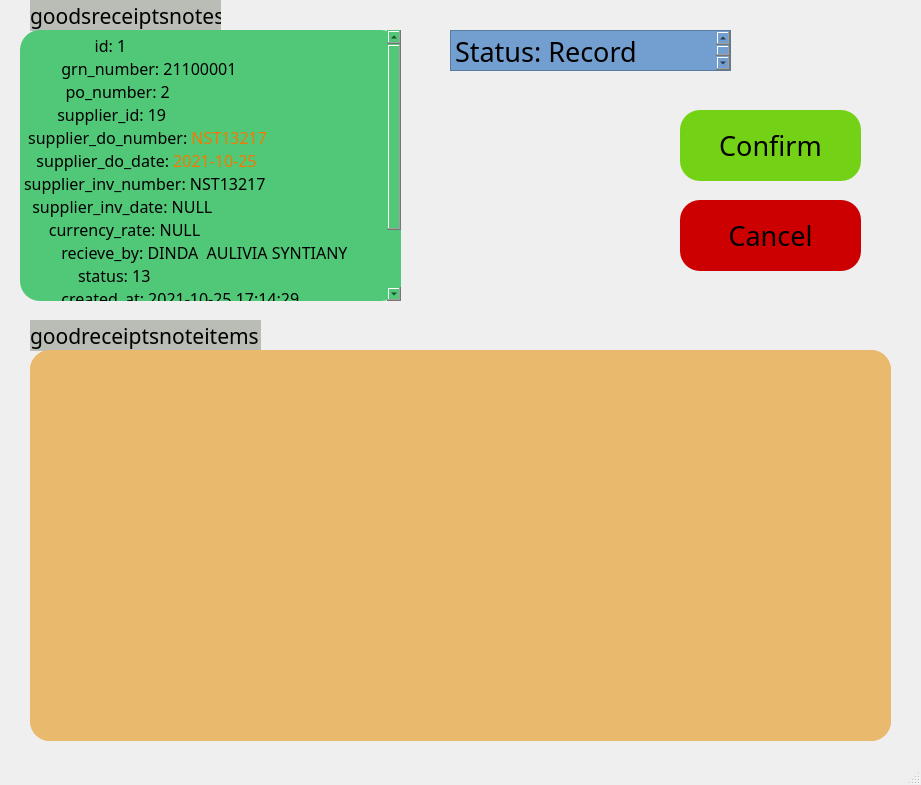
Above: detail3.ui from minglok943/TSH_DO_OCR before the change. Below: the same form after it.
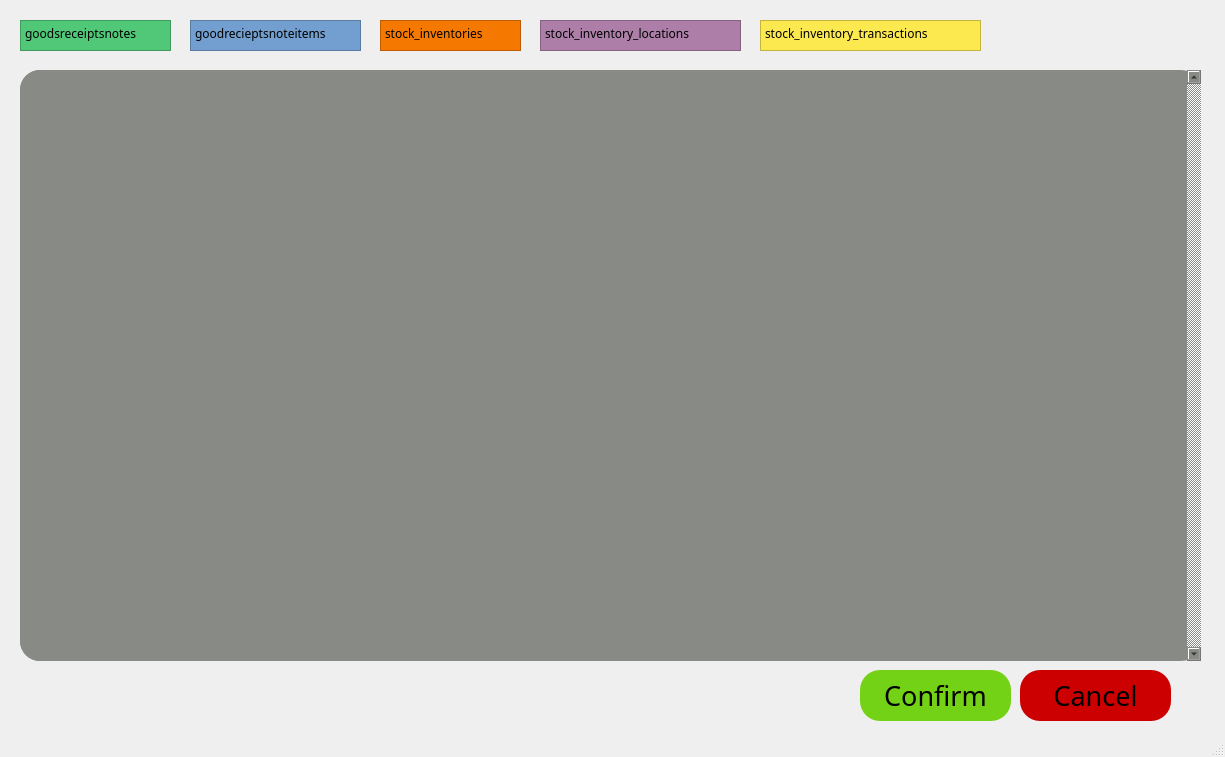
That is the form after the change.

Commit message: added login.ui, insert and update to stock_inventory_transactions, stock_inventories, stock_inventory_locations

Diff of the .ui file:
```diff
--- a/detail3.ui
+++ b/detail3.ui
@@ -6,8 +6,8 @@
    <rect>
     <x>0</x>
     <y>0</y>
-    <width>921</width>
-    <height>785</height>
+    <width>1225</width>
+    <height>757</height>
    </rect>
   </property>
   <property name="font">
@@ -19,62 +19,22 @@
    <string>MainWindow</string>
   </property>
   <widget class="QWidget" name="centralwidget">
-   <widget class="QLabel" name="label">
-    <property name="geometry">
-     <rect>
-      <x>30</x>
-      <y>0</y>
-      <width>191</width>
-      <height>31</height>
-     </rect>
-    </property>
-    <property name="font">
-     <font>
-      <pointsize>16</pointsize>
-     </font>
-    </property>
-    <property name="styleSheet">
-     <string notr="true">border-radius: 20px;
-background-color: rgb(186, 189, 182);</string>
-    </property>
-    <property name="text">
-     <string>goodsreceiptsnotes</string>
-    </property>
-   </widget>
-   <widget class="QLabel" name="label_2">
-    <property name="geometry">
-     <rect>
-      <x>30</x>
-      <y>320</y>
-      <width>231</width>
-      <height>31</height>
-     </rect>
-    </property>
-    <property name="font">
-     <font>
-      <pointsize>16</pointsize>
-     </font>
-    </property>
-    <property name="styleSheet">
-     <string notr="true">background-color: rgb(186, 189, 182);
-border-radius: 20px;</string>
-    </property>
-    <property name="text">
-     <string>goodreceiptsnoteitems</string>
-    </property>
-   </widget>
    <widget class="QScrollArea" name="scrollArea">
     <property name="geometry">
      <rect>
-      <x>30</x>
-      <y>350</y>
-      <width>861</width>
-      <height>391</height>
+      <x>20</x>
+      <y>70</y>
+      <width>1181</width>
+      <height>591</height>
      </rect>
     </property>
     <property name="styleSheet">
      <string notr="true">border-radius: 20px;
-background-color: rgb(233, 185, 110);</string>
+background-color: rgb(136, 138, 133);
+</string>
+    </property>
+    <property name="verticalScrollBarPolicy">
+     <enum>Qt::ScrollBarAlwaysOn</enum>
     </property>
     <property name="widgetResizable">
      <bool>true</bool>
@@ -84,8 +44,8 @@
       <rect>
        <x>0</x>
        <y>0</y>
-       <width>861</width>
-       <height>391</height>
+       <width>1167</width>
+       <height>591</height>
       </rect>
      </property>
     </widget>
@@ -93,10 +53,10 @@
    <widget class="QPushButton" name="confirmButton">
     <property name="geometry">
      <rect>
-      <x>680</x>
-      <y>110</y>
-      <width>181</width>
-      <height>71</height>
+      <x>860</x>
+      <y>670</y>
+      <width>151</width>
+      <height>51</height>
      </rect>
     </property>
     <property name="font">
@@ -115,10 +75,10 @@
    <widget class="QPushButton" name="cancelButton">
     <property name="geometry">
      <rect>
-      <x>680</x>
-      <y>200</y>
-      <width>181</width>
-      <height>71</height>
+      <x>1020</x>
+      <y>670</y>
+      <width>151</width>
+      <height>51</height>
      </rect>
     </property>
     <property name="font">
@@ -134,64 +94,106 @@
      <string>Cancel</string>
     </property>
    </widget>
-   <widget class="QTextEdit" name="statusText">
+   <widget class="QPlainTextEdit" name="plainTextEdit">
     <property name="geometry">
      <rect>
-      <x>450</x>
-      <y>30</y>
-      <width>281</width>
-      <height>41</height>
+      <x>20</x>
+      <y>20</y>
+      <width>151</width>
+      <height>31</height>
+     </rect>
+    </property>
+    <property name="styleSheet">
+     <string notr="true">background-color: rgb(80, 200, 120);</string>
+    </property>
+    <property name="plainText">
+     <string>goodsreceiptsnotes</string>
+    </property>
+   </widget>
+   <widget class="QPlainTextEdit" name="plainTextEdit_2">
+    <property name="geometry">
+     <rect>
+      <x>190</x>
+      <y>20</y>
+      <width>171</width>
+      <height>31</height>
      </rect>
     </property>
     <property name="styleSheet">
      <string notr="true">background-color: rgb(114, 159, 207);
 </string>
     </property>
+    <property name="plainText">
+     <string>goodrecieptsnoteitems</string>
+    </property>
+   </widget>
+   <widget class="QPlainTextEdit" name="plainTextEdit_4">
+    <property name="geometry">
+     <rect>
+      <x>540</x>
+      <y>20</y>
+      <width>201</width>
+      <height>31</height>
+     </rect>
+    </property>
+    <property name="styleSheet">
+     <string notr="true">background-color: rgb(173, 127, 168);
+</string>
+    </property>
+    <property name="lineWrapMode">
+     <enum>QPlainTextEdit::WidgetWidth</enum>
+    </property>
     <property name="readOnly">
      <bool>true</bool>
     </property>
-    <property name="html">
-     <string>&lt;!DOCTYPE HTML PUBLIC &quot;-//W3C//DTD HTML 4.0//EN&quot; &quot;http://www.w3.org/TR/REC-html40/strict.dtd&quot;&gt;
-&lt;html&gt;&lt;head&gt;&lt;meta name=&quot;qrichtext&quot; content=&quot;1&quot; /&gt;&lt;style type=&quot;text/css&quot;&gt;
-p, li { white-space: pre-wrap; }
-&lt;/style&gt;&lt;/head&gt;&lt;body style=&quot; font-family:'Ubuntu Mono'; font-size:11pt; font-weight:400; font-style:normal;&quot;&gt;
-&lt;p style=&quot; margin-top:0px; margin-bottom:0px; margin-left:0px; margin-right:0px; -qt-block-indent:0; text-indent:0px;&quot;&gt;&lt;span style=&quot; font-size:20pt;&quot;&gt;Status: Record Found&lt;/span&gt;&lt;/p&gt;&lt;/body&gt;&lt;/html&gt;</string>
+    <property name="plainText">
+     <string>stock_inventory_locations</string>
     </property>
    </widget>
-   <widget class="QTextBrowser" name="textBrowser">
+   <widget class="QPlainTextEdit" name="plainTextEdit_5">
     <property name="geometry">
      <rect>
-      <x>20</x>
-      <y>30</y>
-      <width>381</width>
-      <height>271</height>
+      <x>760</x>
+      <y>20</y>
+      <width>221</width>
+      <height>31</height>
      </rect>
     </property>
     <property name="styleSheet">
-     <string notr="true">border-width: 2px;
-border-radius: 20px;
-background-color: rgb(80, 200, 120);</string>
+     <string notr="true">background-color: rgb(252, 233, 79);
+</string>
     </property>
-    <property name="html">
-     <string>&lt;!DOCTYPE HTML PUBLIC &quot;-//W3C//DTD HTML 4.0//EN&quot; &quot;http://www.w3.org/TR/REC-html40/strict.dtd&quot;&gt;
-&lt;html&gt;&lt;head&gt;&lt;meta name=&quot;qrichtext&quot; content=&quot;1&quot; /&gt;&lt;style type=&quot;text/css&quot;&gt;
-p, li { white-space: pre-wrap; }
-&lt;/style&gt;&lt;/head&gt;&lt;body style=&quot; font-family:'Ubuntu Mono'; font-size:11pt; font-weight:400; font-style:normal;&quot;&gt;
-&lt;p style=&quot; margin-top:0px; margin-bottom:0px; margin-left:0px; margin-right:0px; -qt-block-indent:0; text-indent:0px;&quot;&gt;&lt;span style=&quot; font-size:12pt;&quot;&gt;                 id: 1&lt;/span&gt;&lt;/p&gt;
-&lt;p style=&quot; margin-top:0px; margin-bottom:0px; margin-left:0px; margin-right:0px; -qt-block-indent:0; text-indent:0px;&quot;&gt;&lt;span style=&quot; font-size:12pt;&quot;&gt;         grn_number: 21100001&lt;/span&gt;&lt;/p&gt;
-&lt;p style=&quot; margin-top:0px; margin-bottom:0px; margin-left:0px; margin-right:0px; -qt-block-indent:0; text-indent:0px;&quot;&gt;&lt;span style=&quot; font-size:12pt;&quot;&gt;          po_number: 2&lt;/span&gt;&lt;/p&gt;
-&lt;p style=&quot; margin-top:0px; margin-bottom:0px; margin-left:0px; margin-right:0px; -qt-block-indent:0; text-indent:0px;&quot;&gt;&lt;span style=&quot; font-size:12pt;&quot;&gt;        supplier_id: 19&lt;/span&gt;&lt;/p&gt;
-&lt;p style=&quot; margin-top:0px; margin-bottom:0px; margin-left:0px; margin-right:0px; -qt-block-indent:0; text-indent:0px;&quot;&gt;&lt;span style=&quot; font-size:12pt;&quot;&gt; supplier_do_number: &lt;/span&gt;&lt;span style=&quot; font-size:12pt; color:#f57900;&quot;&gt;NST13217&lt;/span&gt;&lt;/p&gt;
-&lt;p style=&quot; margin-top:0px; margin-bottom:0px; margin-left:0px; margin-right:0px; -qt-block-indent:0; text-indent:0px;&quot;&gt;&lt;span style=&quot; font-size:12pt;&quot;&gt;   supplier_do_date: &lt;/span&gt;&lt;span style=&quot; font-size:12pt; color:#f57900;&quot;&gt;2021-10-25&lt;/span&gt;&lt;/p&gt;
-&lt;p style=&quot; margin-top:0px; margin-bottom:0px; margin-left:0px; margin-right:0px; -qt-block-indent:0; text-indent:0px;&quot;&gt;&lt;span style=&quot; font-size:12pt;&quot;&gt;supplier_inv_number: NST13217&lt;/span&gt;&lt;/p&gt;
-&lt;p style=&quot; margin-top:0px; margin-bottom:0px; margin-left:0px; margin-right:0px; -qt-block-indent:0; text-indent:0px;&quot;&gt;&lt;span style=&quot; font-size:12pt;&quot;&gt;  supplier_inv_date: NULL&lt;/span&gt;&lt;/p&gt;
-&lt;p style=&quot; margin-top:0px; margin-bottom:0px; margin-left:0px; margin-right:0px; -qt-block-indent:0; text-indent:0px;&quot;&gt;&lt;span style=&quot; font-size:12pt;&quot;&gt;      currency_rate: NULL&lt;/span&gt;&lt;/p&gt;
-&lt;p style=&quot; margin-top:0px; margin-bottom:0px; margin-left:0px; margin-right:0px; -qt-block-indent:0; text-indent:0px;&quot;&gt;&lt;span style=&quot; font-size:12pt;&quot;&gt;         recieve_by: DINDA  AULIVIA SYNTIANY&lt;/span&gt;&lt;/p&gt;
-&lt;p style=&quot; margin-top:0px; margin-bottom:0px; margin-left:0px; margin-right:0px; -qt-block-indent:0; text-indent:0px;&quot;&gt;&lt;span style=&quot; font-size:12pt;&quot;&gt;             status: 13&lt;/span&gt;&lt;/p&gt;
-&lt;p style=&quot; margin-top:0px; margin-bottom:0px; margin-left:0px; margin-right:0px; -qt-block-indent:0; text-indent:0px;&quot;&gt;&lt;span style=&quot; font-size:12pt;&quot;&gt;         created_at: 2021-10-25 17:14:29&lt;/span&gt;&lt;/p&gt;
-&lt;p style=&quot; margin-top:0px; margin-bottom:0px; margin-left:0px; margin-right:0px; -qt-block-indent:0; text-indent:0px;&quot;&gt;&lt;span style=&quot; font-size:12pt;&quot;&gt;         updated_at: 2021-10-25 17:16:44&lt;/span&gt;&lt;/p&gt;
-&lt;p style=&quot; margin-top:0px; margin-bottom:0px; margin-left:0px; margin-right:0px; -qt-block-indent:0; text-indent:0px;&quot;&gt;&lt;span style=&quot; font-size:12pt;&quot;&gt;         deleted_at: NULL&lt;/span&gt;&lt;/p&gt;
-&lt;p style=&quot; margin-top:0px; margin-bottom:0px; margin-left:0px; margin-right:0px; -qt-block-indent:0; text-indent:0px;&quot;&gt;&lt;span style=&quot; font-size:12pt;&quot;&gt;              k1_id: NULL&lt;/span&gt;&lt;/p&gt;&lt;/body&gt;&lt;/html&gt;</string>
+    <property name="lineWrapMode">
+     <enum>QPlainTextEdit::WidgetWidth</enum>
+    </property>
+    <property name="readOnly">
+     <bool>true</bool>
+    </property>
+    <property name="plainText">
+     <string>stock_inventory_transactions</string>
+    </property>
+   </widget>
+   <widget class="QPlainTextEdit" name="plainTextEdit_6">
+    <property name="geometry">
+     <rect>
+      <x>380</x>
+      <y>20</y>
+      <width>141</width>
+      <height>31</height>
+     </rect>
+    </property>
+    <property name="styleSheet">
+     <string notr="true">background-color: rgb(245, 121, 0);
+</string>
+    </property>
+    <property name="lineWrapMode">
+     <enum>QPlainTextEdit::WidgetWidth</enum>
+    </property>
+    <property name="readOnly">
+     <bool>true</bool>
+    </property>
+    <property name="plainText">
+     <string>stock_inventories</string>
     </property>
    </widget>
   </widget>
```
Left out of the diff: 2 changed lines with no effect on the pictures. The commit also changes 13 other files.
